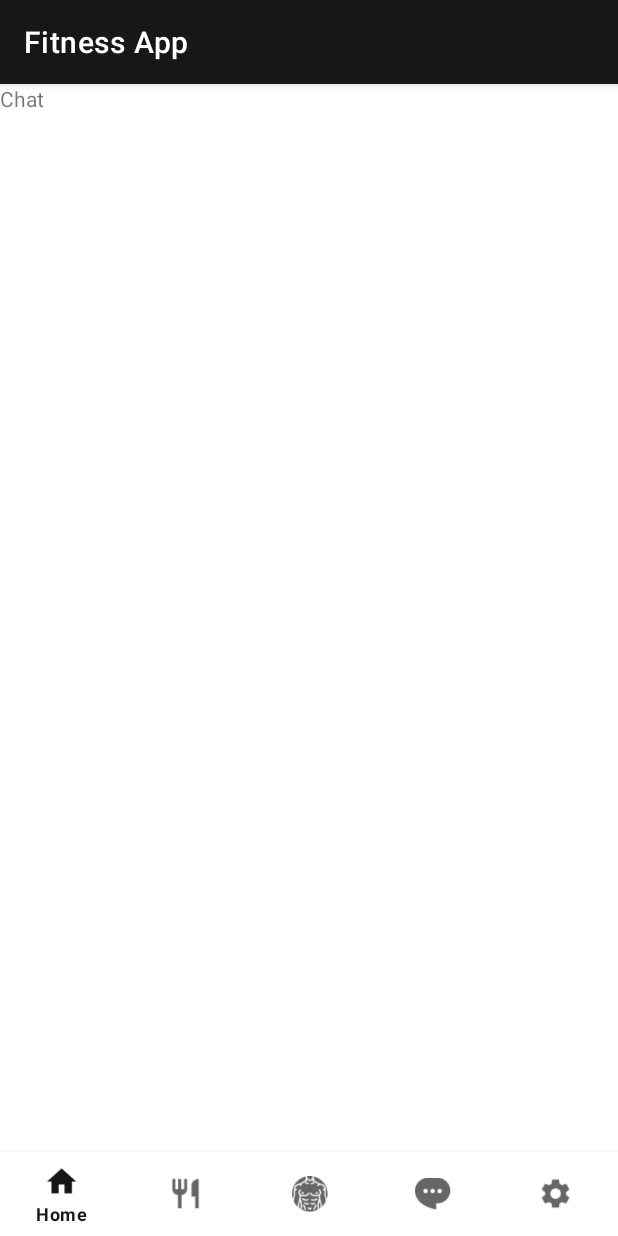
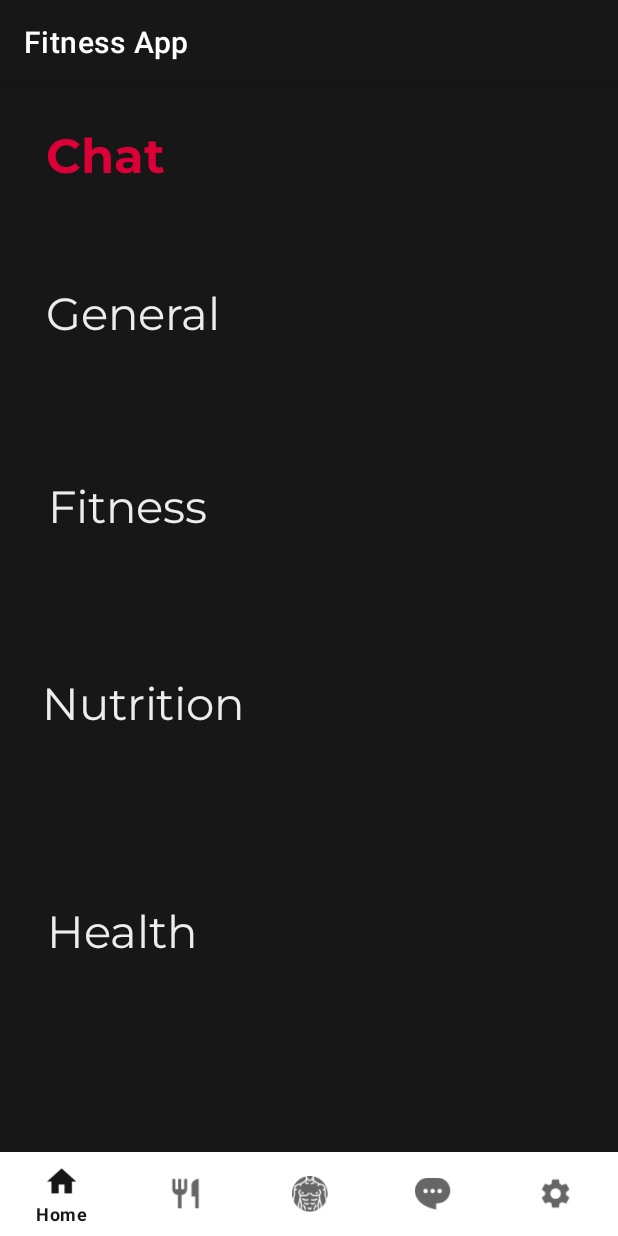
Before and after one commit to AzharMoosa/fitness-guide, an Android app: the fragment Chat placed in its activity, on a phone screen of 412 x 824 dp. Run offline under Robolectric (Android 15) with nearby library versions, the phone set to English and light mode, and no system bars; our stand-ins replace Volley; network calls fail.

Commit message:
User Can Join Chat

```diff
--- a/app/build.gradle
+++ b/app/build.gradle
@@ -42,4 +42,7 @@ dependencies {
     testImplementation 'junit:junit:4.+'
     androidTestImplementation 'androidx.test.ext:junit:1.1.2'
     androidTestImplementation 'androidx.test.espresso:espresso-core:3.3.0'
+    implementation ('io.socket:socket.io-client:2.0.0') {
+        exclude group: 'org.json', module: 'json'
+    }
 }
--- a/app/src/main/java/com/example/fitnessapp/api/ApiInterface.java
+++ b/app/src/main/java/com/example/fitnessapp/api/ApiInterface.java
@@ -13,7 +13,6 @@ public interface ApiInterface {
   @GET("auth")
   Call<UserData> getUserData(@Header("x-auth-token") String auth);
 
-
   @GET("routines")
   Call<List<RoutinesData>> getRoutinesData(@Header("x-auth-token") String auth);
 
--- a/app/src/main/java/com/example/fitnessapp/menu/Chat.java
+++ b/app/src/main/java/com/example/fitnessapp/menu/Chat.java
@@ -1,11 +1,14 @@
 package com.example.fitnessapp.menu;
 
+import android.content.Intent;
 import android.os.Bundle;
-import androidx.fragment.app.Fragment;
 import android.view.LayoutInflater;
 import android.view.View;
 import android.view.ViewGroup;
+import android.widget.TextView;
+import androidx.fragment.app.Fragment;
 import com.example.fitnessapp.R;
+import com.example.fitnessapp.chat.ChatRoom;
 
 /**
  * A simple {@link Fragment} subclass. Use the {@link Chat#newInstance} factory method to create an
@@ -57,6 +60,37 @@ public class Chat extends Fragment {
   public View onCreateView(LayoutInflater inflater, ViewGroup container,
       Bundle savedInstanceState) {
     // Inflate the layout for this fragment
-    return inflater.inflate(R.layout.fragment_chat, container, false);
+    View view = inflater.inflate(R.layout.fragment_chat, container, false);
+    // General Chat
+    TextView generalChat = view.findViewById(R.id.join_room_general);
+    generalChat.setOnClickListener(v -> {
+      Intent intent = new Intent(v.getContext(), ChatRoom.class);
+      intent.putExtra("roomName", "General");
+      startActivity(intent);
+    });
+    // Fitness Chat
+    TextView fitnessChat = view.findViewById(R.id.join_room_fitness);
+    fitnessChat.setOnClickListener(v -> {
+      Intent intent = new Intent(v.getContext(), ChatRoom.class);
+      intent.putExtra("roomName", "Fitness");
+      startActivity(intent);
+    });
+    // Nutrition Chat
+    TextView nutritionChat = view.findViewById(R.id.join_room_nutrition);
+    nutritionChat.setOnClickListener(v -> {
+      Intent intent = new Intent(v.getContext(), ChatRoom.class);
+      intent.putExtra("roomName", "Nutrition");
+      startActivity(intent);
+    });
+    // Health Chat
+    TextView healthChat = view.findViewById(R.id.join_room_health);
+    healthChat.setOnClickListener(v -> {
+      Intent intent = new Intent(v.getContext(), ChatRoom.class);
+      intent.putExtra("roomName", "Health");
+      startActivity(intent);
+    });
+
+
+    return view;
   }
 }
--- a/app/src/main/res/layout/fragment_chat.xml
+++ b/app/src/main/res/layout/fragment_chat.xml
@@ -1,14 +1,85 @@
 <?xml version="1.0" encoding="utf-8"?>
 <FrameLayout xmlns:android="http://schemas.android.com/apk/res/android"
+  xmlns:app="http://schemas.android.com/apk/res-auto"
   xmlns:tools="http://schemas.android.com/tools"
   android:layout_width="match_parent"
   android:layout_height="match_parent"
   tools:context=".menu.Chat">
-
-  <!-- TODO: Update blank fragment layout -->
-  <TextView
+  <androidx.constraintlayout.widget.ConstraintLayout
     android:layout_width="match_parent"
     android:layout_height="match_parent"
-    android:text="Chat" />
+    android:background="@color/primary_bg">
 
+    <TextView
+      android:id="@+id/textView16"
+      android:layout_width="wrap_content"
+      android:layout_height="wrap_content"
+      android:fontFamily="@font/montserrat_bold"
+      android:text="@string/chat"
+      android:textColor="@color/red"
+      android:textIsSelectable="false"
+      android:textSize="32sp"
+      app:layout_constraintBottom_toBottomOf="parent"
+      app:layout_constraintEnd_toEndOf="parent"
+      app:layout_constraintHorizontal_bias="0.092"
+      app:layout_constraintStart_toStartOf="parent"
+      app:layout_constraintTop_toTopOf="parent"
+      app:layout_constraintVertical_bias="0.038" />
+    <TextView
+      android:id="@+id/join_room_general"
+      android:layout_width="wrap_content"
+      android:layout_height="wrap_content"
+      android:fontFamily="@font/montserrat"
+      android:text="@string/general"
+      android:textColor="@color/primary_text"
+      android:textSize="30sp"
+      app:layout_constraintBottom_toBottomOf="parent"
+      app:layout_constraintEnd_toEndOf="parent"
+      app:layout_constraintHorizontal_bias="0.104"
+      app:layout_constraintStart_toStartOf="parent"
+      app:layout_constraintTop_toTopOf="parent"
+      app:layout_constraintVertical_bias="0.185" />
+    <TextView
+      android:id="@+id/join_room_fitness"
+      android:layout_width="wrap_content"
+      android:layout_height="wrap_content"
+      android:fontFamily="@font/montserrat"
+      android:text="@string/fitness"
+      android:textColor="@color/primary_text"
+      android:textSize="30sp"
+      app:layout_constraintBottom_toBottomOf="parent"
+      app:layout_constraintEnd_toEndOf="parent"
+      app:layout_constraintHorizontal_bias="0.104"
+      app:layout_constraintStart_toStartOf="parent"
+      app:layout_constraintTop_toTopOf="parent"
+      app:layout_constraintVertical_bias="0.363" />
+    <TextView
+      android:id="@+id/join_room_nutrition"
+      android:layout_width="wrap_content"
+      android:layout_height="wrap_content"
+      android:fontFamily="@font/montserrat"
+      android:text="@string/nutrition"
+      android:textColor="@color/primary_text"
+      android:textSize="30sp"
+      app:layout_constraintBottom_toBottomOf="parent"
+      app:layout_constraintEnd_toEndOf="parent"
+      app:layout_constraintHorizontal_bias="0.1"
+      app:layout_constraintStart_toStartOf="parent"
+      app:layout_constraintTop_toTopOf="parent"
+      app:layout_constraintVertical_bias="0.544" />
+    <TextView
+      android:id="@+id/join_room_health"
+      android:layout_width="wrap_content"
+      android:layout_height="wrap_content"
+      android:fontFamily="@font/montserrat"
+      android:text="@string/health"
+      android:textColor="@color/primary_text"
+      android:textSize="30sp"
+      app:layout_constraintBottom_toBottomOf="parent"
+      app:layout_constraintEnd_toEndOf="parent"
+      app:layout_constraintHorizontal_bias="0.101"
+      app:layout_constraintStart_toStartOf="parent"
+      app:layout_constraintTop_toTopOf="parent"
+      app:layout_constraintVertical_bias="0.754" />
+  </androidx.constraintlayout.widget.ConstraintLayout>
 </FrameLayout>
--- a/app/src/main/res/values/strings.xml
+++ b/app/src/main/res/values/strings.xml
@@ -20,7 +20,6 @@
   <string name="workout_log">Workout Log</string>
   <string name="nutrition_track">Nutrition Track</string>
   <string name="workout_schedule">Workout Schedule</string>
-  <string name="health">Health</string>
   <string name="user_info">User Info</string>
   <string name="routines">Routines</string>
   <string name="back_button">Back Button</string>
@@ -35,4 +34,9 @@
   <string name="about">About</string>
   <string name="sign_out">Sign Out</string>
   <string name="the_ultimate_all_in_one_fitness_application_to_track_your_physical_health_workouts_and_nutrition">The ultimate all in one fitness application to track your physical health, workouts, and nutrition.</string>
+  <string name="chat">Chat</string>
+  <string name="general">General</string>
+  <string name="fitness">Fitness</string>
+  <string name="nutrition">Nutrition</string>
+  <string name="health">Health</string>
 </resources>
--- a/build.gradle
+++ b/build.gradle
@@ -5,7 +5,7 @@ buildscript {
         jcenter()
     }
     dependencies {
-        classpath 'com.android.tools.build:gradle:4.2.1'
+        classpath 'com.android.tools.build:gradle:4.2.2'
 
         // NOTE: Do not place your application dependencies here; they belong
         // in the individual module build.gradle files
```
Also changed, not shown: app/src/main/AndroidManifest.xml (+4 -3 lines), app/src/main/java/com/example/fitnessapp/chat/ChatRoom.java (added, +110 -0 lines), app/src/main/res/layout/activity_chat_room.xml (added, +10 -0 lines).
